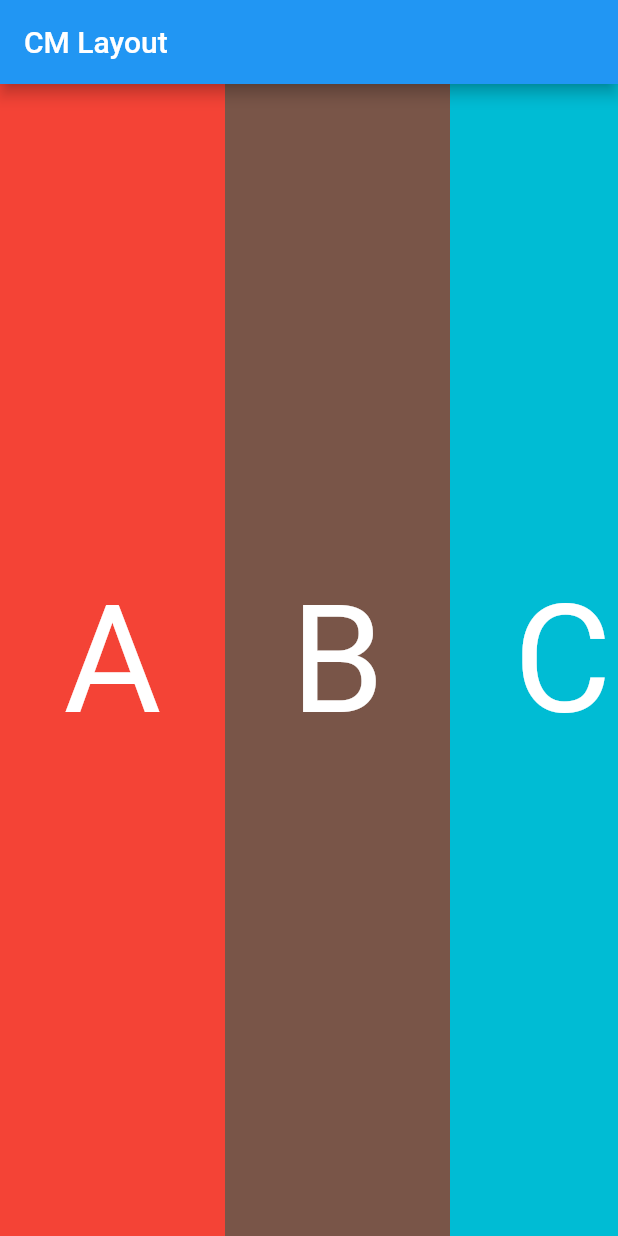
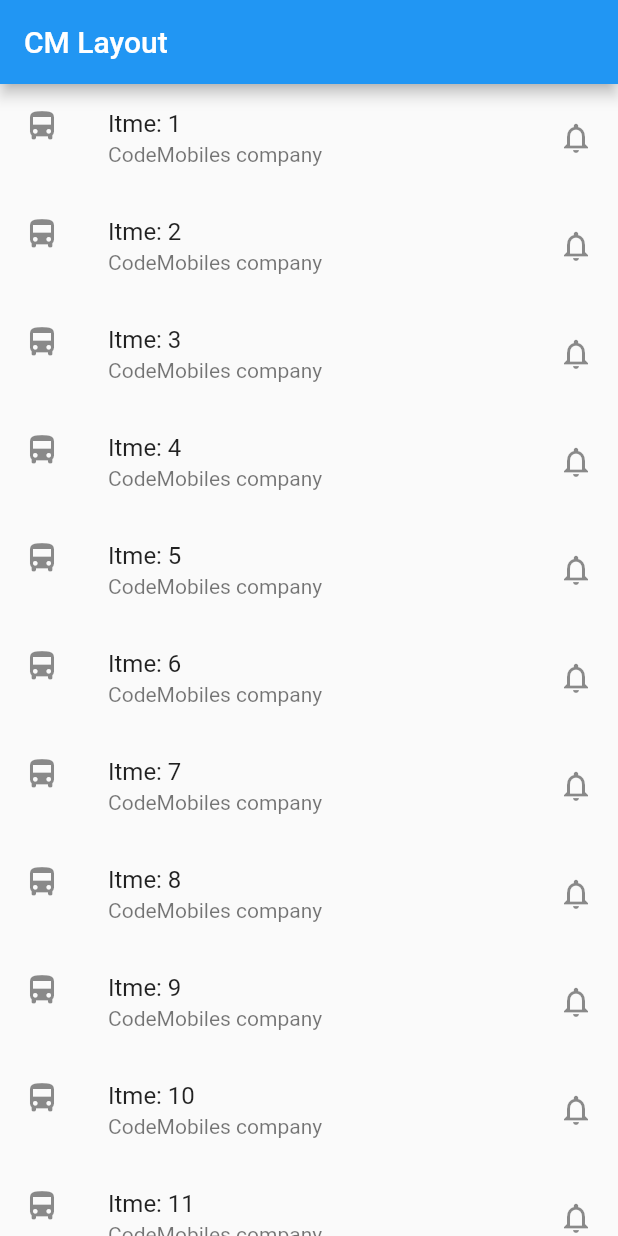
Before and after one commit to boss29024/flutter_hello_world, a Flutter app: the screen it shows after launch, on a phone screen of 412 x 824 dp. Run offline on Flutter 3.47's test engine with Material 2 defaults, Android fonts, the phone set to English and light mode, and no system bars.

Commit message:
-ListView builder -เก็บข้อมูลเยอะมาก

```diff
--- a/lib/main.dart
+++ b/lib/main.dart
@@ -3,6 +3,9 @@ import 'package:flutter/material.dart';
 void main() => runApp(MyApp());
 
 class MyApp extends StatelessWidget {
+  final List<String> items =
+      List<String>.generate(20, (index) => "Itme: ${++index}");
+
   @override
   Widget build(BuildContext context) {
     // TODO: implement build
@@ -12,60 +15,85 @@ class MyApp extends StatelessWidget {
         appBar: AppBar(
           title: Text("CM Layout"),
         ),
-        body: ListView(
-          scrollDirection: Axis.horizontal,
-          children: <Widget>[
-            Container(
-              alignment: FractionalOffset.center,
-              width: 150,
-              color: Colors.red,
-              child: Text(
-                "A",
-                style: TextStyle(fontSize: 100, color: Colors.white),
-              ),
-            ),
-            Container(
-              alignment: FractionalOffset.center,
-              width: 150,
-              color: Colors.brown,
-              child: Text(
-                "B",
-                style: TextStyle(fontSize: 100, color: Colors.white),
-              ),
-            ),
-            Container(
-              alignment: FractionalOffset.center,
-              width: 150,
-              color: Colors.cyan,
-              child: Text(
-                "C",
-                style: TextStyle(fontSize: 100, color: Colors.white),
-              ),
-            ),
-            Container(
-              alignment: FractionalOffset.center,
-              width: 150,
-              color: Colors.green,
-              child: Text(
-                "D",
-                style: TextStyle(fontSize: 100, color: Colors.white),
-              ),
-            ),
-            Container(
-              alignment: FractionalOffset.center,
-              width: 150,
-              color: Colors.indigo,
-              child: Text(
-                "E",
-                style: TextStyle(fontSize: 100, color: Colors.white),
-              ),
-            )
-          ],
-        ),
+        body: ListView.builder(
+            itemCount: items.length,
+            itemBuilder: (context, index) {
+              return ListTile(
+                leading: Icon(Icons.directions_bus),
+                title: Text("${items[index]}"),
+                subtitle: Text("CodeMobiles company"),
+                trailing: Icon(Icons.notifications_none),
+              );
+            }),
       ),
     );
   }
 }
+
+// class MyApp extends StatelessWidget { LitsView Horizontal แนวนอน
+//   @override
+//   Widget build(BuildContext context) {
+//     // TODO: implement build
+//     return MaterialApp(
+//       title: "CM Layout",
+//       home: Scaffold(
+//         appBar: AppBar(
+//           title: Text("CM Layout"),
+//         ),
+//         body: ListView(
+//           scrollDirection: Axis.horizontal,
+//           children: <Widget>[
+//             Container(
+//               alignment: FractionalOffset.center,
+//               width: 150,
+//               color: Colors.red,
+//               child: Text(
+//                 "A",
+//                 style: TextStyle(fontSize: 100, color: Colors.white),
+//               ),
+//             ),
+//             Container(
+//               alignment: FractionalOffset.center,
+//               width: 150,
+//               color: Colors.brown,
+//               child: Text(
+//                 "B",
+//                 style: TextStyle(fontSize: 100, color: Colors.white),
+//               ),
+//             ),
+//             Container(
+//               alignment: FractionalOffset.center,
+//               width: 150,
+//               color: Colors.cyan,
+//               child: Text(
+//                 "C",
+//                 style: TextStyle(fontSize: 100, color: Colors.white),
+//               ),
+//             ),
+//             Container(
+//               alignment: FractionalOffset.center,
+//               width: 150,
+//               color: Colors.green,
+//               child: Text(
+//                 "D",
+//                 style: TextStyle(fontSize: 100, color: Colors.white),
+//               ),
+//             ),
+//             Container(
+//               alignment: FractionalOffset.center,
+//               width: 150,
+//               color: Colors.indigo,
+//               child: Text(
+//                 "E",
+//                 style: TextStyle(fontSize: 100, color: Colors.white),
+//               ),
+//             )
+//           ],
+//         ),
+//       ),
+//     );
+//   }
+// }
 
 // class MyApp extends StatelessWidget { ListViewแนวตั้ง
 //   @override
```
